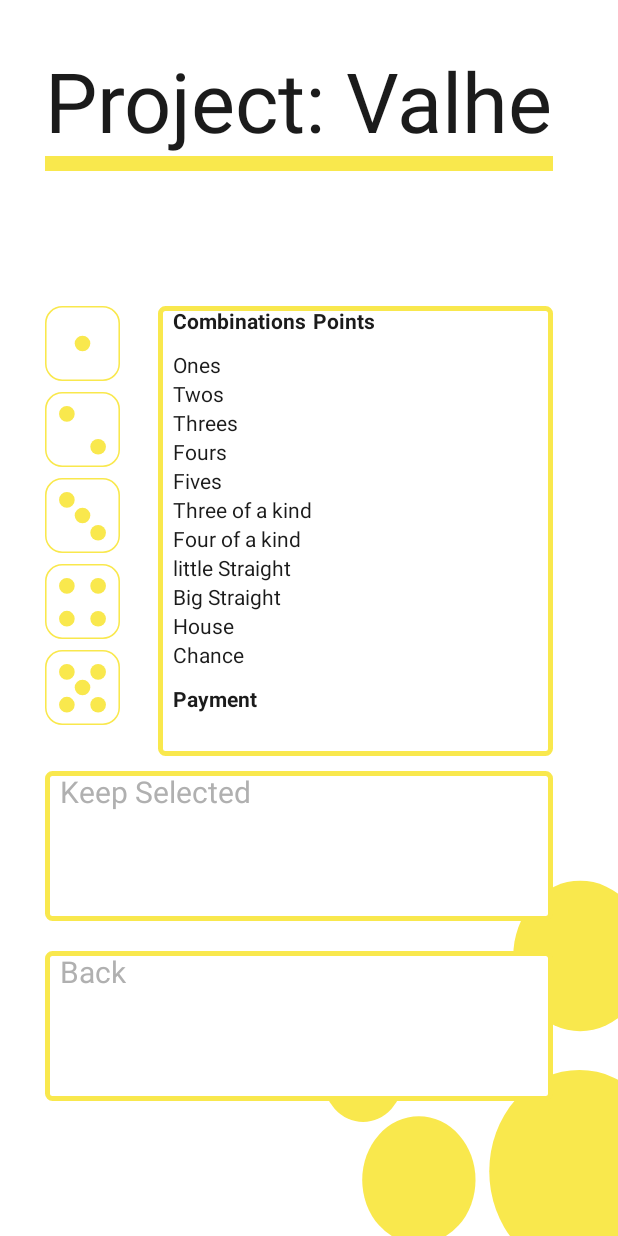
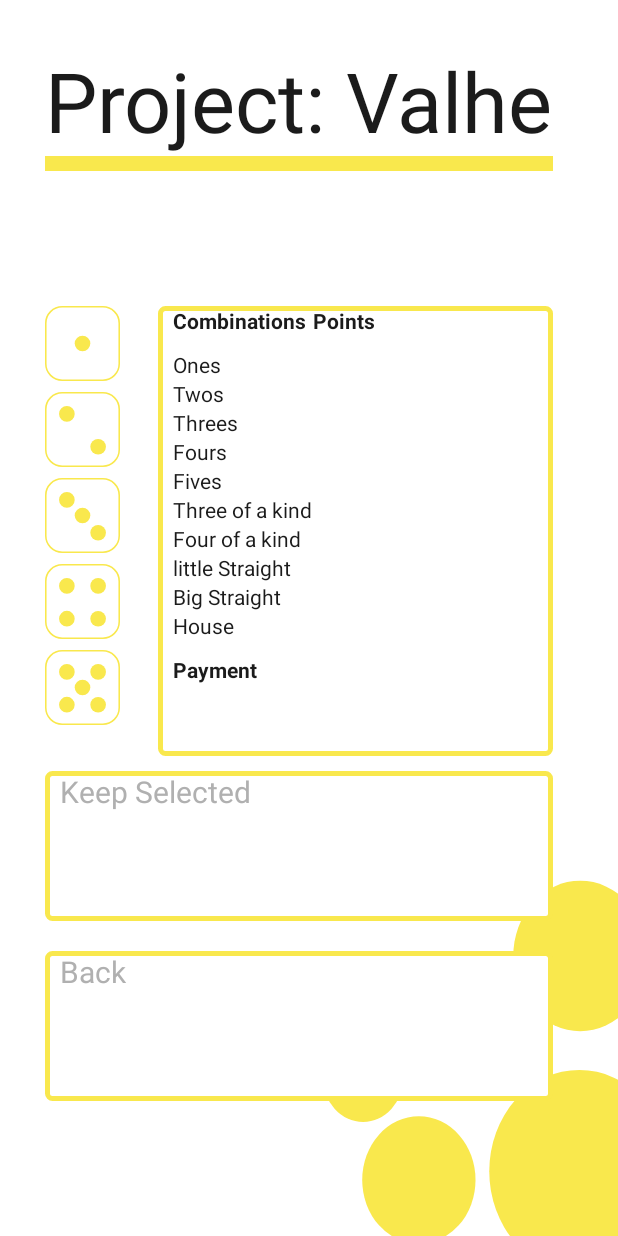
Before and after one commit to JyotsnaGorle/MIS_Final_Project, an Android app: the fragment StartGame placed in its activity, on a phone screen of 412 x 824 dp. Run offline under Robolectric (Android 15) with nearby library versions, the light colour scheme and no system bars.

Commit message:
remove chance option

```diff
--- a/app/src/main/res/layout/fragment_start_game.xml
+++ b/app/src/main/res/layout/fragment_start_game.xml
@@ -53,13 +53,14 @@
                         <TableRow
                             android:layout_width="match_parent"
                             android:layout_height="match_parent">
+
                             <ImageView
                                 android:id="@+id/dice1"
                                 android:layout_width="50sp"
                                 android:layout_height="50sp"
+                                android:layout_marginBottom="7.5sp"
                                 android:background="@drawable/my_dice1"
-                                android:layout_marginBottom="7.5sp"
-                                android:tag="0"/>
+                                android:tag="0" />
                         </TableRow>
 
                         <TableRow
@@ -330,25 +331,6 @@
                         android:layout_marginEnd="10sp"
                         android:layout_width="match_parent"
                         android:layout_height="match_parent">
-                        <TextView
-                            android:id="@+id/chance"
-                            android:layout_width="wrap_content"
-                            android:layout_height="wrap_content"
-                            android:text="@string/chance"
-                            android:textColor="@color/primaryTextColor"/>
-                        <TextView
-                            android:id="@+id/selectChance"
-                            android:layout_width="wrap_content"
-                            android:layout_height="wrap_content"
-                            android:textAlignment="viewEnd"
-                            android:textStyle="bold"
-                            android:textColor="@color/primaryTextColor"/>
-                    </TableRow>
-                    <TableRow
-                        android:layout_marginStart="10sp"
-                        android:layout_marginEnd="10sp"
-                        android:layout_width="match_parent"
-                        android:layout_height="match_parent">
                     </TableRow>
                     <TableRow
                         android:layout_marginStart="10sp"
```
